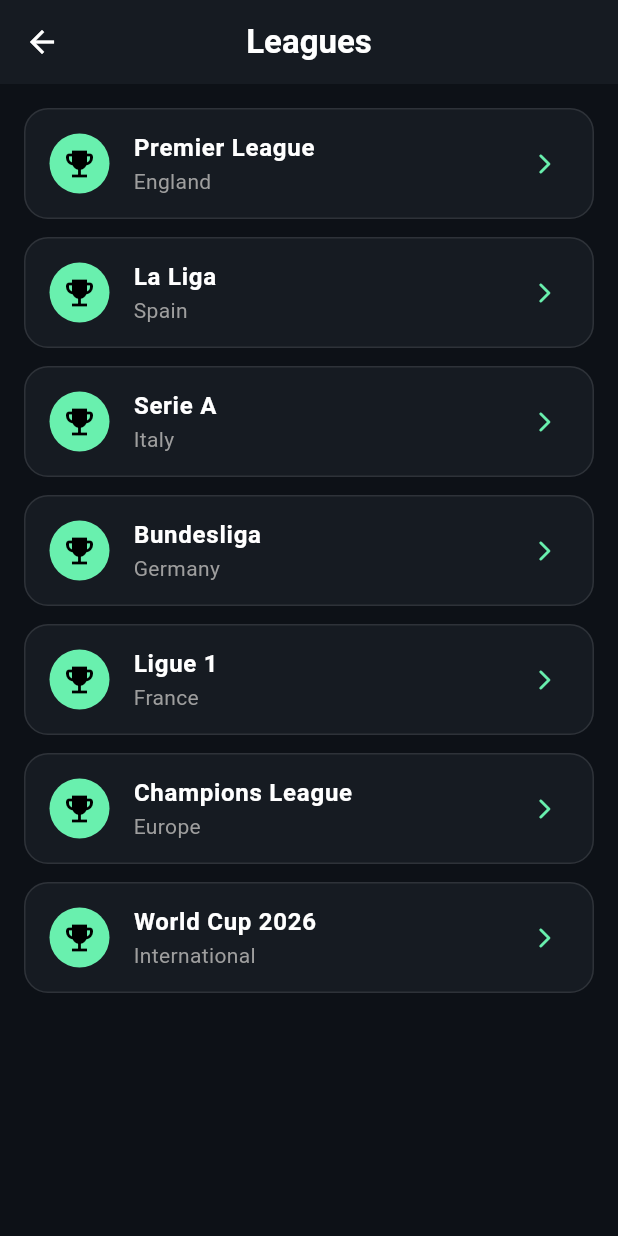
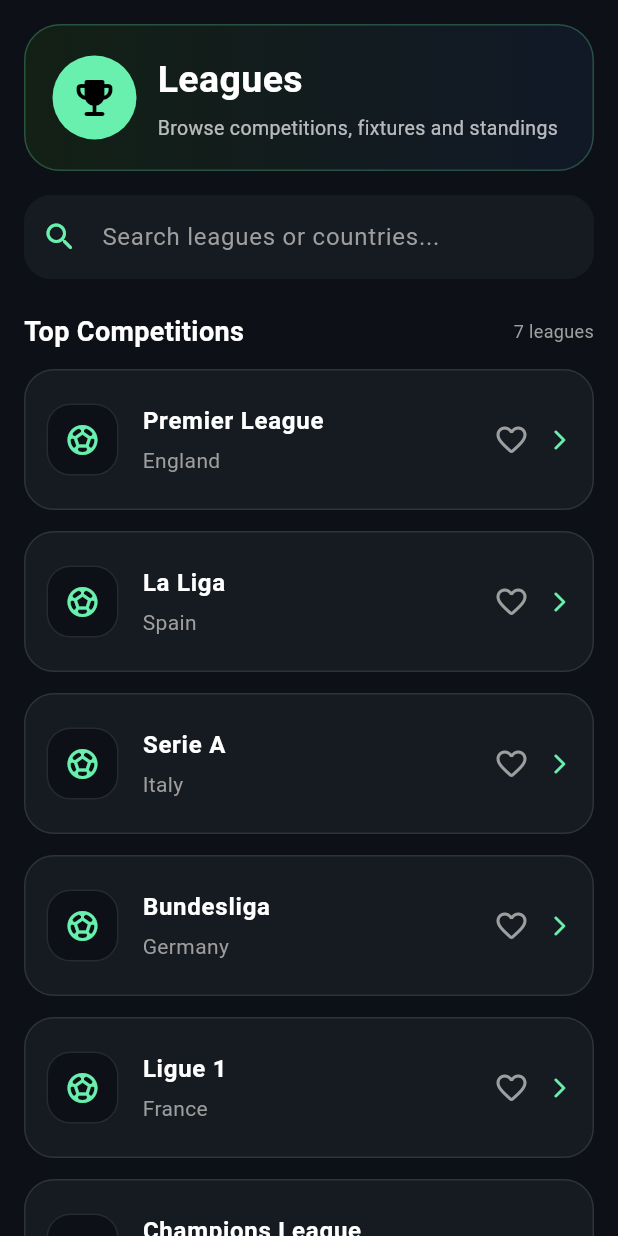
Before and after one commit to erfankeshavarz0085/football_results_app, a Flutter app: the LeaguesScreen screen opened directly, on a phone screen of 412 x 824 dp. Run offline on Flutter 3.47's test engine with Material 3 defaults, Android fonts, the phone set to English and light mode, and no system bars; our stand-ins replace cached_network_image; network calls fail.

Commit message:
Redesign leagues screen with search and league cards

```diff
--- a/lib/screens/leagues_screen.dart
+++ b/lib/screens/leagues_screen.dart
@@ -2,46 +2,225 @@
 
 import 'league_details_screen.dart';
 
-class LeaguesScreen extends StatelessWidget {
+class LeaguesScreen extends StatefulWidget {
   const LeaguesScreen({super.key});
 
   @override
+  State<LeaguesScreen> createState() => _LeaguesScreenState();
+}
+
+class _LeaguesScreenState extends State<LeaguesScreen> {
+  String searchQuery = '';
+
+  final List<Map<String, dynamic>> leagues = const [
+    {
+      'id': 39,
+      'name': 'Premier League',
+      'country': 'England',
+      'icon': Icons.sports_soccer,
+    },
+    {
+      'id': 140,
+      'name': 'La Liga',
+      'country': 'Spain',
+      'icon': Icons.sports_soccer,
+    },
+    {
+      'id': 135,
+      'name': 'Serie A',
+      'country': 'Italy',
+      'icon': Icons.sports_soccer,
+    },
+    {
+      'id': 78,
+      'name': 'Bundesliga',
+      'country': 'Germany',
+      'icon': Icons.sports_soccer,
+    },
+    {
+      'id': 61,
+      'name': 'Ligue 1',
+      'country': 'France',
+      'icon': Icons.sports_soccer,
+    },
+    {
+      'id': 2,
+      'name': 'Champions League',
+      'country': 'Europe',
+      'icon': Icons.emoji_events_rounded,
+    },
+    {
+      'id': 1,
+      'name': 'World Cup',
+      'country': 'International',
+      'icon': Icons.public_rounded,
+    },
+  ];
+
+  List<Map<String, dynamic>> get filteredLeagues {
+    if (searchQuery.trim().isEmpty) return leagues;
+
+    final query = searchQuery.toLowerCase().trim();
+
+    return leagues.where((league) {
+      final name = league['name'].toString().toLowerCase();
+      final country = league['country'].toString().toLowerCase();
+
+      return name.contains(query) || country.contains(query);
+    }).toList();
+  }
+
+  @override
   Widget build(BuildContext context) {
-    final leagues = [
-      {'id': 39, 'name': 'Premier League', 'country': 'England'},
-      {'id': 140, 'name': 'La Liga', 'country': 'Spain'},
-      {'id': 135, 'name': 'Serie A', 'country': 'Italy'},
-      {'id': 78, 'name': 'Bundesliga', 'country': 'Germany'},
-      {'id': 61, 'name': 'Ligue 1', 'country': 'France'},
-      {'id': 2, 'name': 'Champions League', 'country': 'Europe'},
-      {'id': 1, 'name': 'World Cup 2026', 'country': 'International'},
-    ];
+    final data = filteredLeagues;
 
     return Scaffold(
       backgroundColor: const Color(0xff0d1117),
-      appBar: AppBar(
-        title: const Text(
-          'Leagues',
-          style: TextStyle(fontWeight: FontWeight.bold),
+      body: SafeArea(
+        child: ListView(
+          padding: const EdgeInsets.all(16),
+          children: [
+            _topHeader(),
+            const SizedBox(height: 16),
+            _searchBox(),
+            const SizedBox(height: 22),
+            _sectionHeader(data.length),
+            const SizedBox(height: 12),
+            if (data.isEmpty)
+              _emptyBox()
+            else
+              ...data.map((league) => _leagueCard(context, league)),
+          ],
         ),
       ),
-      body: ListView.builder(
-        padding: const EdgeInsets.all(16),
-        itemCount: leagues.length,
-        itemBuilder: (context, index) {
-          final league = leagues[index];
+    );
+  }
 
+  Widget _topHeader() {
     return Container(
-            margin: const EdgeInsets.only(bottom: 12),
+      padding: const EdgeInsets.all(18),
+      decoration: BoxDecoration(
+        gradient: const LinearGradient(
+          colors: [
+            Color(0xff132015),
+            Color(0xff111827),
+          ],
+        ),
+        borderRadius: BorderRadius.circular(24),
+        border: Border.all(color: Colors.greenAccent.withValues(alpha: 0.25)),
+      ),
+      child: const Row(
+        children: [
+          CircleAvatar(
+            radius: 28,
+            backgroundColor: Colors.greenAccent,
+            child: Icon(
+              Icons.emoji_events_rounded,
+              color: Colors.black,
+              size: 32,
+            ),
+          ),
+          SizedBox(width: 14),
+          Expanded(
+            child: Column(
+              crossAxisAlignment: CrossAxisAlignment.start,
+              children: [
+                Text(
+                  'Leagues',
+                  style: TextStyle(
+                    color: Colors.white,
+                    fontSize: 25,
+                    fontWeight: FontWeight.bold,
+                  ),
+                ),
+                SizedBox(height: 5),
+                Text(
+                  'Browse competitions, fixtures and standings',
+                  style: TextStyle(color: Colors.white70, fontSize: 13),
+                ),
+              ],
+            ),
+          ),
+        ],
+      ),
+    );
+  }
+
+  Widget _searchBox() {
+    return TextField(
+      onChanged: (value) {
+        setState(() {
+          searchQuery = value;
+        });
+      },
+      style: const TextStyle(color: Colors.white),
+      decoration: InputDecoration(
+        hintText: 'Search leagues or countries...',
+        hintStyle: const TextStyle(color: Colors.grey),
+        prefixIcon: const Icon(Icons.search_rounded, color: Colors.greenAccent),
+        suffixIcon: searchQuery.isNotEmpty
+            ? IconButton(
+                icon: const Icon(Icons.close_rounded, color: Colors.grey),
+                onPressed: () {
+                  setState(() {
+                    searchQuery = '';
+                  });
+                },
+              )
+            : null,
+        filled: true,
+        fillColor: const Color(0xff161b22),
+        border: OutlineInputBorder(
+          borderRadius: BorderRadius.circular(18),
+          borderSide: BorderSide.none,
+        ),
+      ),
+    );
+  }
+
+  Widget _sectionHeader(int count) {
+    return Row(
+      children: [
+        const Expanded(
+          child: Text(
+            'Top Competitions',
+            style: TextStyle(
+              color: Colors.white,
+              fontSize: 18,
+              fontWeight: FontWeight.bold,
+            ),
+          ),
+        ),
+        Text(
+          '$count leagues',
+          style: const TextStyle(color: Colors.grey, fontSize: 12),
+        ),
+      ],
+    );
+  }
+
+  Widget _leagueCard(BuildContext context, Map<String, dynamic> league) {
+    return Container(
+      margin: const EdgeInsets.only(bottom: 14),
       decoration: BoxDecoration(
         color: const Color(0xff161b22),
+        borderRadius: BorderRadius.circular(20),
+        border: Border.all(color: Colors.white10),
+      ),
+      child: ListTile(
+        contentPadding: const EdgeInsets.symmetric(horizontal: 14, vertical: 10),
+        leading: Container(
+          width: 48,
+          height: 48,
+          decoration: BoxDecoration(
+            color: const Color(0xff0d1117),
             borderRadius: BorderRadius.circular(16),
             border: Border.all(color: Colors.white10),
           ),
-            child: ListTile(
-              leading: const CircleAvatar(
-                backgroundColor: Colors.greenAccent,
-                child: Icon(Icons.emoji_events, color: Colors.black),
+          child: Icon(
+            league['icon'] as IconData,
+            color: Colors.greenAccent,
+          ),
         ),
         title: Text(
           league['name'].toString(),
@@ -50,14 +229,35 @@
             fontWeight: FontWeight.bold,
           ),
         ),
-              subtitle: Text(
+        subtitle: Padding(
+          padding: const EdgeInsets.only(top: 4),
+          child: Text(
             league['country'].toString(),
             style: const TextStyle(color: Colors.grey),
           ),
-              trailing: const Icon(
+        ),
+        trailing: Row(
+          mainAxisSize: MainAxisSize.min,
+          children: [
+            IconButton(
+              onPressed: () {
+                ScaffoldMessenger.of(context).showSnackBar(
+                  const SnackBar(
+                    content: Text('Favorites will be added in the next step'),
+                  ),
+                );
+              },
+              icon: const Icon(
+                Icons.favorite_border_rounded,
+                color: Colors.grey,
+              ),
+            ),
+            const Icon(
               Icons.arrow_forward_ios_rounded,
               color: Colors.greenAccent,
               size: 16,
+            ),
+          ],
         ),
         onTap: () {
           Navigator.push(
@@ -72,7 +272,21 @@
         },
       ),
     );
-        },
+  }
+
+  Widget _emptyBox() {
+    return Container(
+      padding: const EdgeInsets.all(22),
+      decoration: BoxDecoration(
+        color: const Color(0xff161b22),
+        borderRadius: BorderRadius.circular(18),
+        border: Border.all(color: Colors.white10),
+      ),
+      child: const Center(
+        child: Text(
+          'No leagues found',
+          style: TextStyle(color: Colors.grey),
+        ),
       ),
     );
   }
```
Lines whose indentation alone changed are shown as unchanged.
